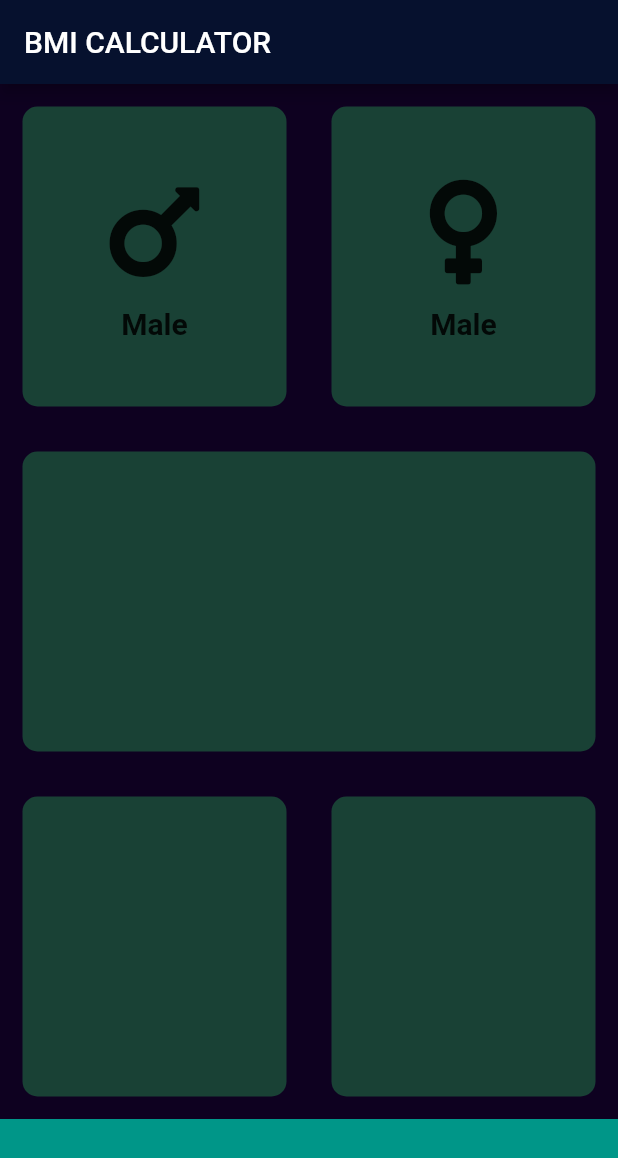
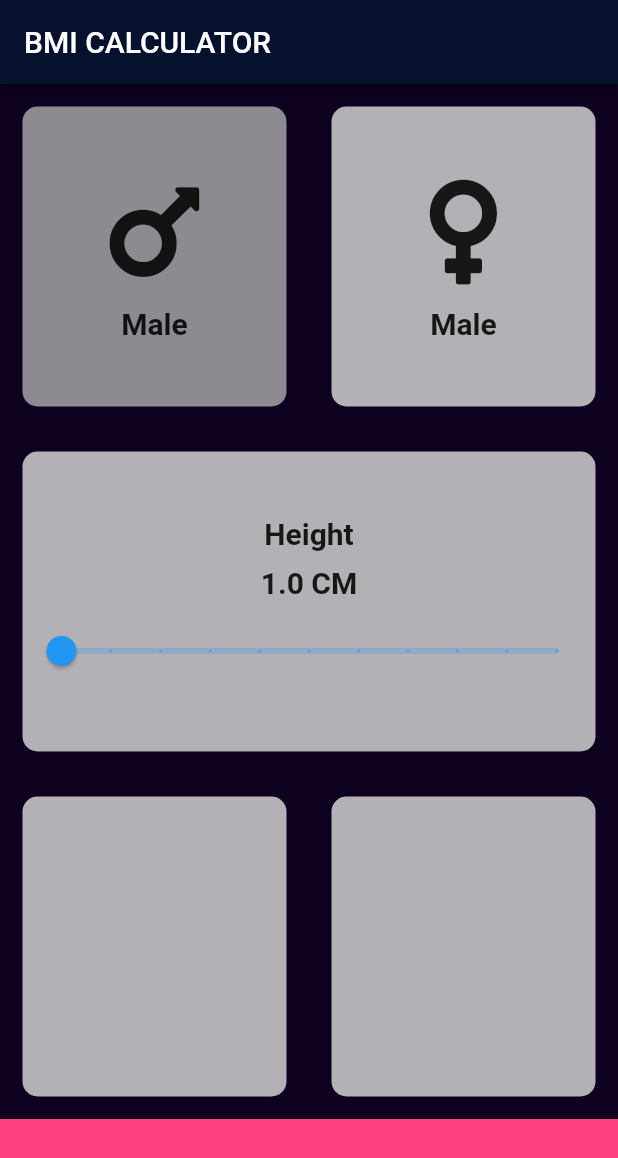
Before and after one commit to ravindrababuvidya/Flutter, a Flutter app: the screen it shows after launch, on a phone screen of 412 x 824 dp. Shown: the top 1158 px of the screen. Run offline on Flutter 3.47's test engine with Material 2 defaults, Android fonts, the phone set to English and light mode, and no system bars; our stand-ins replace font_awesome_flutter.

Commit message:
Add Active and inactive ,height module
Added UI for slider and Text

```diff
--- a/bmi_calculator/lib/main.dart
+++ b/bmi_calculator/lib/main.dart
@@ -2,9 +2,19 @@ import 'package:flutter/material.dart';
 import 'reusable.dart';
 import 'iconcontent.dart';
 import 'package:font_awesome_flutter/font_awesome_flutter.dart';
+import 'dart:math';
 
 void main() => runApp(BMICalculator());
-
+final Color inactiveColor = Color(0xffB3B0B6);
+final Color  activeColor =Color(0xff8D8A91 );
+enum  GenderType {
+  Male,
+  Female,
+}
+final TextStyle customFontstyle = TextStyle(
+  fontSize: 20.0,
+  fontWeight: FontWeight.bold,
+);
 class BMICalculator extends StatelessWidget {
   @override
   Widget build(BuildContext context) {
@@ -24,6 +34,10 @@ class InputPage extends StatefulWidget {
 }
 
 class _InputPageState extends State<InputPage> {
+
+  GenderType selectGender=GenderType.Male;
+  double _duelCommandment =1;
+
   @override
   Widget build(BuildContext context) {
     return Scaffold(
@@ -38,20 +52,34 @@ class _InputPageState extends State<InputPage> {
             Row(
               children: <Widget>[
                 Expanded(
+                  child: GestureDetector(
+                    onTap: (){
+                      setState(() {
+                        selectGender = GenderType.Male;
+                      });
+                    },
                     child: ReusableCard(
-                    color: Color(0xff194135),
+                      color: selectGender == GenderType.Male ? activeColor : inactiveColor,
                       cardChild: IconContentData(
                         icon: FontAwesomeIcons.mars,
                         gender: "Male",
                       ),
                     ),
                   ),
+                ),
                 Expanded(
+                  child: GestureDetector(
+                    onTap: (){
+                      setState(() {
+                        selectGender = GenderType.Female;
+                      });
+                    },
                     child: ReusableCard(
-                    color: Color(0xff194135),
+                      color: selectGender == GenderType.Female ? activeColor : inactiveColor,
                       cardChild: IconContentData(
                         icon: FontAwesomeIcons.venus,
                         gender: "Female",
+                      ),
                     ),
                   ),
                 ),
@@ -59,22 +87,60 @@ class _InputPageState extends State<InputPage> {
             ),
             Expanded(
               flex: 0,
-              child: ReusableCard(color: Color(0xff194135)),
+              child: ReusableCard(
+                  color: inactiveColor,
+                  cardChild: Column(
+                    mainAxisAlignment: MainAxisAlignment.center,
+                    children: <Widget>[
+                      Text(
+                        "Height",
+                        style: customFontstyle,
+                      ),
+                      SizedBox(
+                        height: 10.0,
+                      ),
+                      Text(
+                        "$_duelCommandment CM",
+                        style: customFontstyle,
+                      ),
+                      SizedBox(
+                        height: 10.0,
+                      ),
+                      Slider(
+                        value: _duelCommandment.toDouble(),
+                        min: 10.0,
+                        max: 300.0,
+                        divisions: 10,
+                        label: '$_duelCommandment',
+                        onChanged: (double newValue) {
+                          setState(() {
+                            _duelCommandment = newValue;
+                          });
+                        },
+
+                      ),
+                    ],
+                  ),
+              ),
             ),
             Row(
               children: <Widget>[
                 Expanded(
-                  child: ReusableCard(color: Color(0xff194135)),
+                  child: ReusableCard(color: inactiveColor),
                 ),
                 Expanded(
-                  child: ReusableCard(color: Color(0xff194135)),
+                  child: ReusableCard(color: inactiveColor),
                 ),
               ],
             ),
             Expanded(
               child: Container(
                 height: 10,
-                color: Colors.teal,
+                color: Colors.pinkAccent,
+                padding: EdgeInsets.all(10.0),
+
+
+
               ),
             )
           ],
```
Also changed, not shown: 1 other file. Lines whose indentation alone changed are shown as unchanged.
